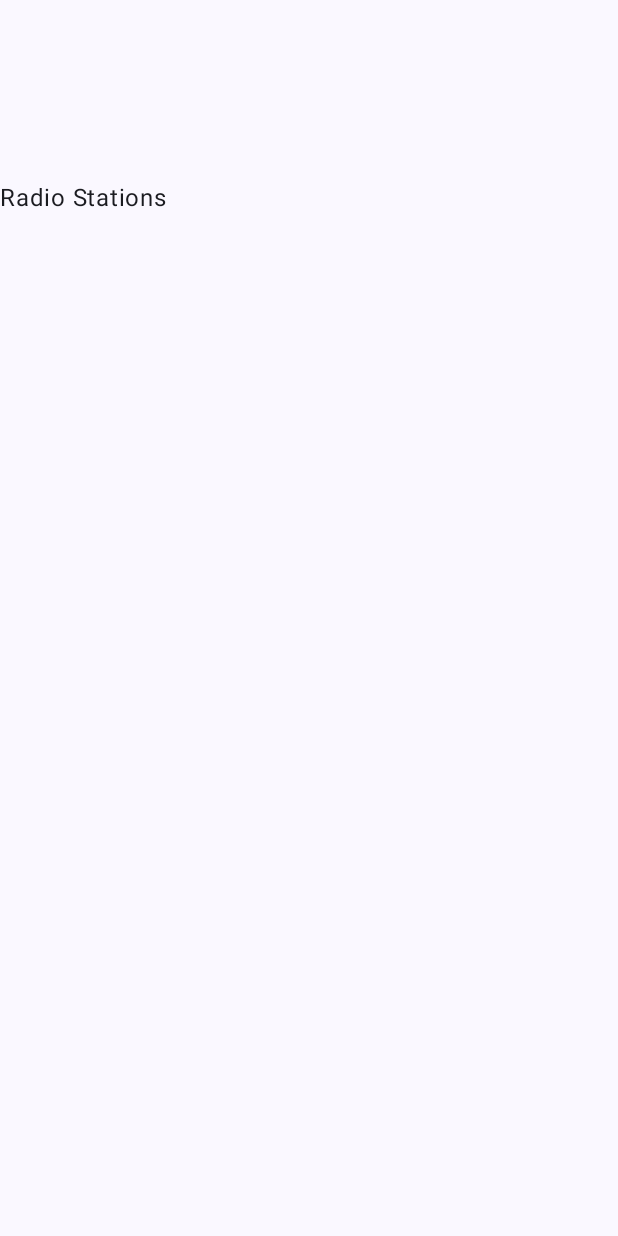
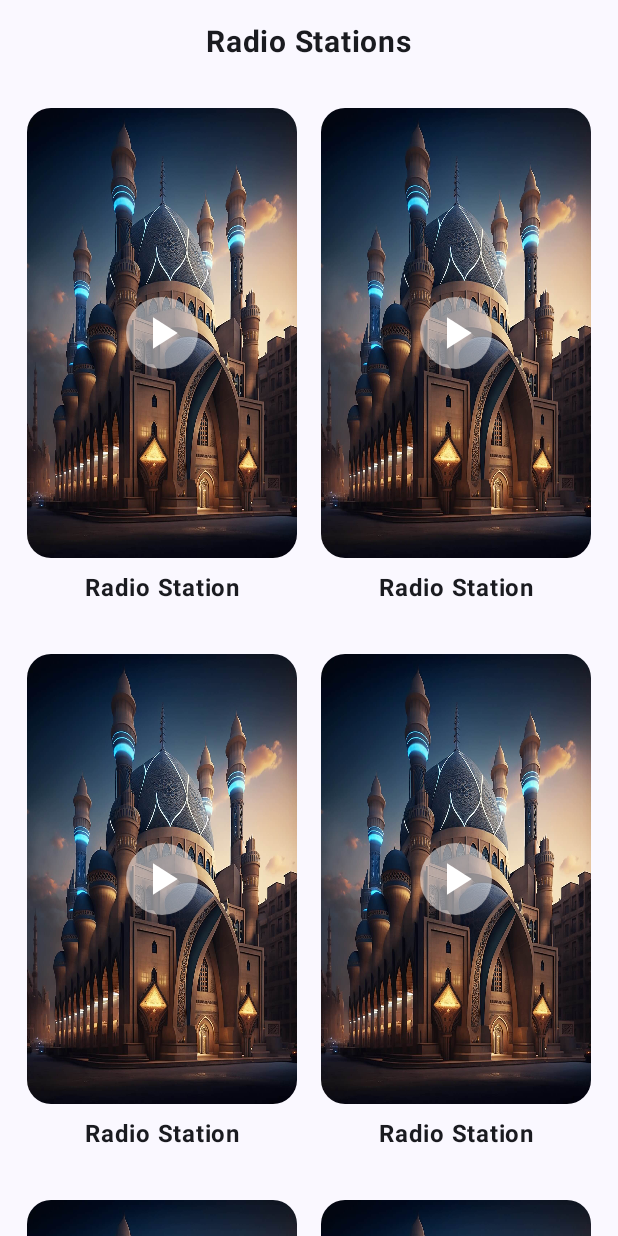
Before and after one commit to githussein/media-player-mp3quran, an Android app built with Jetpack Compose: the RadioStationsScreen screen opened through its navigation route, on a phone screen of 412 x 824 dp. Before the commit the screen is almost empty. Run offline under Robolectric (Android 15) with nearby library versions, the phone set to English and light mode, and no system bars; our stand-ins replace Dagger/Hilt's generated code.

Commit message:
qoa-17 initial ui for radio stations screen

```diff
--- a/app/src/main/java/com/example/quranoffline/MainActivity.kt
+++ b/app/src/main/java/com/example/quranoffline/MainActivity.kt
@@ -8,7 +8,6 @@ import androidx.compose.foundation.layout.fillMaxSize
 import androidx.compose.foundation.layout.padding
 import androidx.compose.foundation.layout.systemBarsPadding
 import androidx.compose.material3.Scaffold
-import androidx.compose.material3.Text
 import androidx.compose.ui.Modifier
 import androidx.navigation.compose.NavHost
 import androidx.navigation.compose.composable
@@ -16,6 +15,7 @@ import androidx.navigation.compose.rememberNavController
 import androidx.navigation.toRoute
 import com.example.quranoffline.ui.AllRecitersScreen.AllRecitersScreen
 import com.example.quranoffline.ui.HomeScreen
+import com.example.quranoffline.ui.RadioStationsScreen.RadioStationsScreen
 import com.example.quranoffline.ui.ReciterScreen
 import com.example.quranoffline.ui.theme.QuranOfflineTheme
 import dagger.hilt.android.AndroidEntryPoint
@@ -42,7 +42,9 @@ class MainActivity : ComponentActivity() {
                         }
 
                         composable<RadioStations> {
-                            Text("\n\n\n\n\nRadio Stations")
+                            RadioStationsScreen(
+                                modifier = Modifier.systemBarsPadding()
+                            )
                         }
 
                         composable<AllReciter> {
@@ -52,8 +54,8 @@ class MainActivity : ComponentActivity() {
                             )
                         }
 
-                        composable<ReciterNavigation> {
-                            val reciterId = it.toRoute<ReciterNavigation>().reciterId
+                        composable<Reciter> {
+                            val reciterId = it.toRoute<Reciter>().reciterId
                             ReciterScreen(
                                 modifier = Modifier.padding(innerPadding),
                                 reciterId = reciterId,
--- a/app/src/main/java/com/example/quranoffline/Navigation.kt
+++ b/app/src/main/java/com/example/quranoffline/Navigation.kt
@@ -9,7 +9,7 @@ object Home
 object AllReciter
 
 @Serializable
-data class ReciterNavigation(val reciterId: String)
+data class Reciter(val reciterId: String)
 
 @Serializable
 object RadioStations
--- a/app/src/main/java/com/example/quranoffline/ui/AllRecitersScreen/AllRecitersScreen.kt
+++ b/app/src/main/java/com/example/quranoffline/ui/AllRecitersScreen/AllRecitersScreen.kt
@@ -17,7 +17,7 @@ import androidx.compose.ui.unit.dp
 import androidx.compose.ui.unit.sp
 import androidx.hilt.navigation.compose.hiltViewModel
 import androidx.navigation.NavController
-import com.example.quranoffline.ReciterNavigation
+import com.example.quranoffline.Reciter
 import com.example.quranoffline.ui.components.ComposeReciterItem
 
 @Composable
@@ -50,7 +50,7 @@ fun AllRecitersScreen(
             (resultState as ReciterResultState.Success).response.reciters.forEach { reciter ->
                 item {
                     ComposeReciterItem(reciter) {
-                        navController.navigate(ReciterNavigation(reciter.id.toString()))
+                        navController.navigate(Reciter(reciter.id.toString()))
                     }
                 }
             }
--- /dev/null
+++ b/app/src/main/java/com/example/quranoffline/ui/RadioStationsScreen/RadioStationsScreen.kt
@@ -0,0 +1,61 @@
+package com.example.quranoffline.ui.RadioStationsScreen
+
+import androidx.compose.foundation.layout.Column
+import androidx.compose.foundation.layout.Row
+import androidx.compose.foundation.layout.Spacer
+import androidx.compose.foundation.layout.fillMaxSize
+import androidx.compose.foundation.layout.padding
+import androidx.compose.foundation.layout.width
+import androidx.compose.foundation.rememberScrollState
+import androidx.compose.foundation.verticalScroll
+import androidx.compose.material3.Text
+import androidx.compose.runtime.Composable
+import androidx.compose.ui.Alignment
+import androidx.compose.ui.Modifier
+import androidx.compose.ui.text.font.FontWeight
+import androidx.compose.ui.unit.dp
+import androidx.compose.ui.unit.sp
+import com.example.quranoffline.ui.components.ComponentRadioPoster
+
+@Composable
+fun RadioStationsScreen(modifier: Modifier) {
+    val scrollState = rememberScrollState()
+
+    Column(
+        modifier = modifier
+            .fillMaxSize()
+            .verticalScroll(scrollState),
+        horizontalAlignment = Alignment.CenterHorizontally
+    ) {
+        Text(modifier = Modifier.padding(horizontal = 16.dp, vertical = 16.dp), text = "Radio Stations", fontSize = 20.sp, fontWeight = FontWeight.Bold)
+
+        Row(
+            modifier = Modifier.padding(vertical = 16.dp)
+        ) {
+            ComponentRadioPoster(modifier, "Radio Station", false)
+            Spacer(modifier = modifier.width(16.dp))
+            ComponentRadioPoster(modifier = modifier, "Radio Station", false)
+        }
+        Row(
+            modifier = Modifier.padding(vertical = 16.dp)
+        ) {
+            ComponentRadioPoster(modifier = modifier, "Radio Station", false)
+            Spacer(modifier = modifier.width(16.dp))
+            ComponentRadioPoster(modifier = modifier, "Radio Station", false)
+        }
+        Row(
+            modifier = Modifier.padding(vertical = 16.dp)
+        ) {
+            ComponentRadioPoster(modifier = modifier, "Radio Station", false)
+            Spacer(modifier = modifier.width(16.dp))
+            ComponentRadioPoster(modifier = modifier, "Radio Station", false)
+        }
+        Row(
+            modifier = Modifier.padding(vertical = 16.dp)
+        ) {
+            ComponentRadioPoster(modifier = modifier, "Radio Station", false)
+            Spacer(modifier = modifier.width(16.dp))
+            ComponentRadioPoster(modifier = modifier, "Radio Station", false)
+        }
+    }
+}
--- a/app/src/main/java/com/example/quranoffline/ui/components/ComponentRadioPoster.kt
+++ b/app/src/main/java/com/example/quranoffline/ui/components/ComponentRadioPoster.kt
@@ -7,6 +7,7 @@ import androidx.compose.foundation.layout.Column
 import androidx.compose.foundation.layout.Spacer
 import androidx.compose.foundation.layout.height
 import androidx.compose.foundation.layout.size
+import androidx.compose.foundation.layout.width
 import androidx.compose.foundation.shape.CircleShape
 import androidx.compose.foundation.shape.RoundedCornerShape
 import androidx.compose.material.icons.Icons
@@ -21,18 +22,21 @@ import androidx.compose.ui.graphics.Color
 import androidx.compose.ui.layout.ContentScale
 import androidx.compose.ui.res.painterResource
 import androidx.compose.ui.text.font.FontWeight
+import androidx.compose.ui.text.style.TextAlign
 import androidx.compose.ui.unit.dp
 import androidx.compose.ui.unit.sp
 import com.example.quranoffline.R
 
 @Composable
-fun ComponentRadioPoster(modifier: Modifier, imageId: Int = R.drawable.masjid3, stationName: String) {
+fun ComponentRadioPoster(modifier: Modifier, stationName: String, isHome: Boolean = true, imageId: Int = R.drawable.masjid3) {
+    val posterHeight = if (isHome) 180.dp else 300.dp
     Column(
         horizontalAlignment = Alignment.CenterHorizontally,
     ) {
         Box(
             modifier = Modifier
-                .size(180.dp)
+                .width(180.dp)
+                .height(posterHeight)
                 .clip(RoundedCornerShape(16.dp))
         ) {
             Image(
@@ -62,6 +66,6 @@ fun ComponentRadioPoster(modifier: Modifier, imageId: Int = R.drawable.masjid3,
 
         Spacer(modifier.height(8.dp))
 
-        Text(stationName, fontSize = 16.sp, fontWeight = FontWeight.Bold)
+        Text(stationName, fontSize = 16.sp, fontWeight = FontWeight.Bold, textAlign = TextAlign.Center)
     }
 }
```
